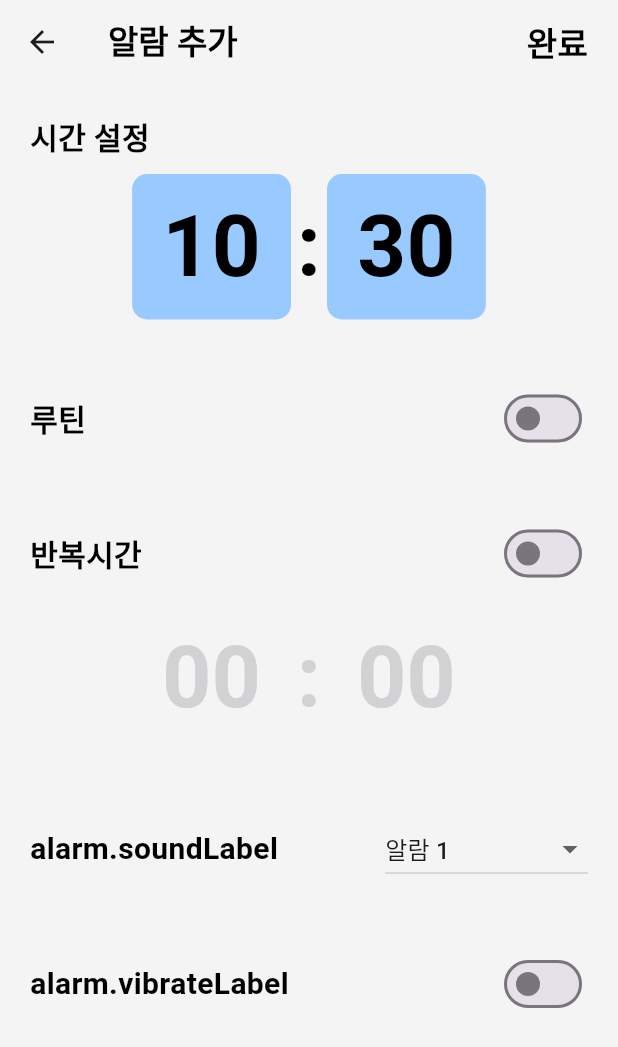
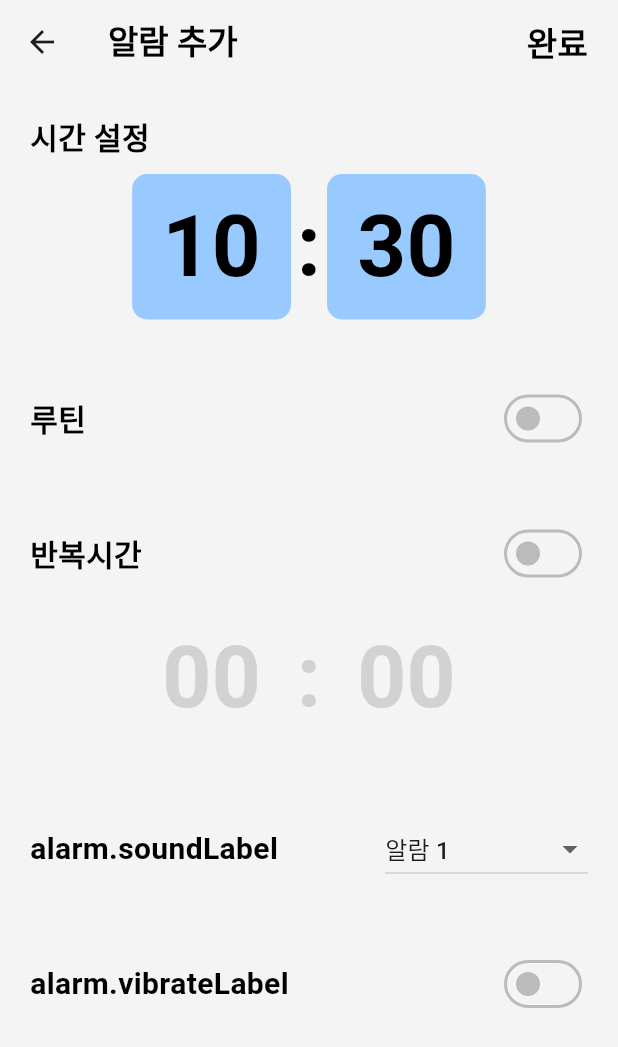
Before and after one commit to Raonshi/easy_alarm, a Flutter app: the _AddPageBody screen opened directly, on a phone screen of 412 x 824 dp. Shown: the top 1047 px of the screen. Run offline on Flutter 3.47's test engine with Material 3 defaults, Android fonts, the light colour scheme and no system bars; our stand-ins replace bloc, easy_localization, flutter_bloc, flutter_svg, freezed_annotation, go_router and 4 more; missing offline and left inert: alarm; accounts and stored records are empty; network calls fail; statements that could not run were skipped.

Commit message:
feat:refactor switch color

```diff
--- a/lib/modules/alarm/view/widget/routine_panel_widget.dart
+++ b/lib/modules/alarm/view/widget/routine_panel_widget.dart
@@ -35,6 +35,16 @@ class _RoutinePanelWidgetState extends State<RoutinePanelWidget> {
             Text("alarm.routineLabel".tr(), style: _labelTextStyle),
             Switch(
               value: _isEnabled,
+              inactiveTrackColor: CustomColors.grey10,
+              activeColor: CustomColors.blue40,
+              thumbColor: MaterialStateProperty.resolveWith<Color?>((Set<MaterialState> states) {
+                if (states.contains(MaterialState.selected)) return CustomColors.white;
+                return CustomColors.grey40;
+              }),
+              trackOutlineColor: MaterialStateProperty.resolveWith<Color?>((Set<MaterialState> states) {
+                if (states.contains(MaterialState.selected)) return Colors.transparent;
+                return CustomColors.grey40;
+              }),
               onChanged: (value) {
                 setState(() => _isEnabled = value);
                 widget.onTapSwitch(value);
--- a/lib/modules/alarm/view/widget/snooze_panel_widget.dart
+++ b/lib/modules/alarm/view/widget/snooze_panel_widget.dart
@@ -50,6 +50,16 @@ class _SnoozePanelWidgetState extends State<SnoozePanelWidget> {
             Text("alarm.snoozeLabel".tr(), style: _labelTextStyle),
             Switch(
               value: _isEnabled,
+              inactiveTrackColor: CustomColors.grey10,
+              activeColor: CustomColors.blue40,
+              thumbColor: MaterialStateProperty.resolveWith<Color?>((Set<MaterialState> states) {
+                if (states.contains(MaterialState.selected)) return CustomColors.white;
+                return CustomColors.grey40;
+              }),
+              trackOutlineColor: MaterialStateProperty.resolveWith<Color?>((Set<MaterialState> states) {
+                if (states.contains(MaterialState.selected)) return Colors.transparent;
+                return CustomColors.grey40;
+              }),
               onChanged: (value) {
                 setState(() => _isEnabled = value);
                 widget.onTapSwitch(value);
--- a/lib/modules/alarm/view/widget/vibrate_panel_widget.dart
+++ b/lib/modules/alarm/view/widget/vibrate_panel_widget.dart
@@ -30,6 +30,16 @@ class _VibratePanelWidgetState extends State<VibratePanelWidget> {
             Text("alarm.vibrateLabel".tr(), style: _labelTextStyle),
             Switch(
               value: _isEnabled,
+              inactiveTrackColor: CustomColors.grey10,
+              activeColor: CustomColors.blue40,
+              thumbColor: MaterialStateProperty.resolveWith<Color?>((Set<MaterialState> states) {
+                if (states.contains(MaterialState.selected)) return CustomColors.white;
+                return CustomColors.grey40;
+              }),
+              trackOutlineColor: MaterialStateProperty.resolveWith<Color?>((Set<MaterialState> states) {
+                if (states.contains(MaterialState.selected)) return Colors.transparent;
+                return CustomColors.grey40;
+              }),
               onChanged: (value) {
                 setState(() => _isEnabled = value);
                 widget.onTapSwitch(value);
```
